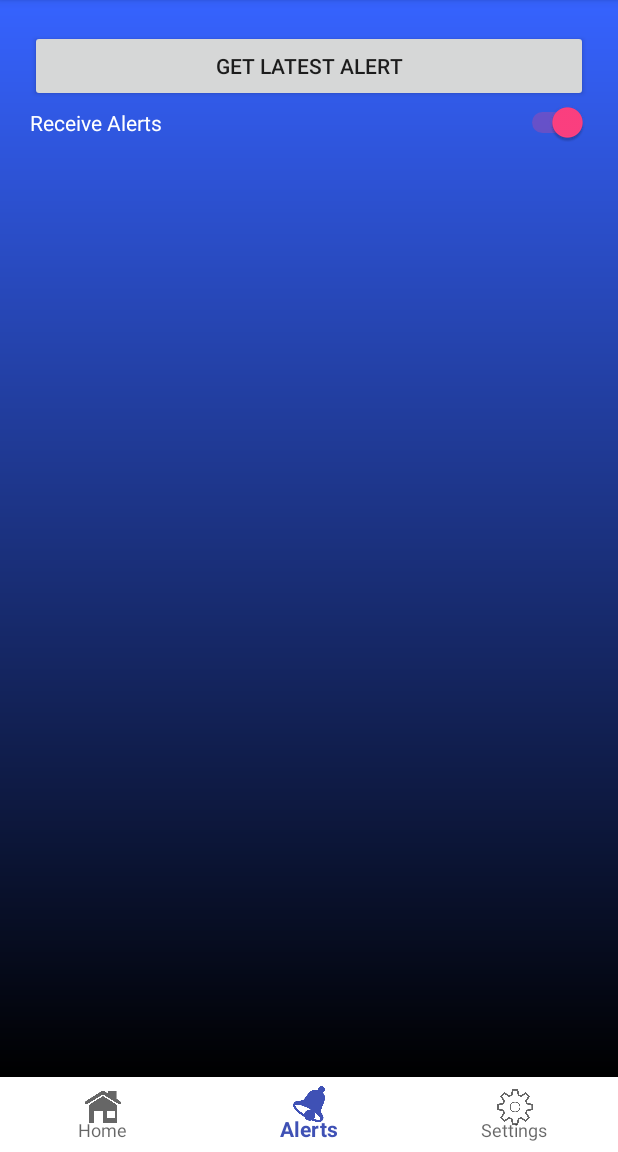
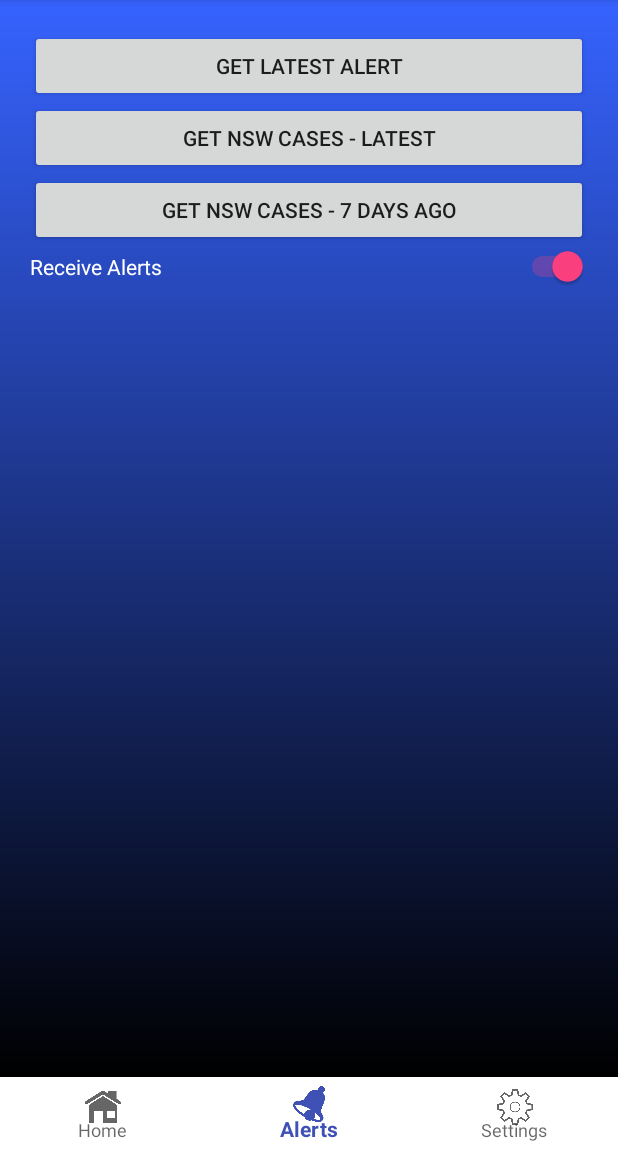
Before and after one commit to lewes5164312/infs3605, an Android app: the HomeActivity screen opened directly, with no data from a screen before it, item 2 of the bottom bar chosen, on a phone screen of 412 x 824 dp, the part 84-1236 px from its top. Run offline under Robolectric (Android 15) with nearby library versions, the phone set to English and light mode, and no system bars; our stand-ins replace Picasso, Volley; libraries missing offline, so code that uses them is left out: com.google.auth.oauth2, com.google.cloud.translate; network calls fail; pictures from the network do not load.

Commit message:
API CALL TO CASE API WORKS OMG!!!!!!

```diff
--- a/app/app/src/main/res/layout/fragment_alerts.xml
+++ b/app/app/src/main/res/layout/fragment_alerts.xml
@@ -14,6 +14,17 @@
         android:onClick="sendOnChannel1"
         android:text="Get Latest Alert" />
 
+    <Button
+        android:layout_width="match_parent"
+        android:layout_height="wrap_content"
+        android:onClick="getLatestUpdate"
+        android:text="Get NSW cases - Latest" />
+    <Button
+        android:layout_width="match_parent"
+        android:layout_height="wrap_content"
+        android:onClick="get7DaysAgoUpdate"
+        android:text="Get NSW cases - 7 Days Ago" />
+
     <Switch
         android:id="@+id/alertswitch"
         android:layout_width="match_parent"
```
Also changed, not shown: app/app/src/main/java/com/example/infs3605/HomeActivity.java (+114 -11 lines).
